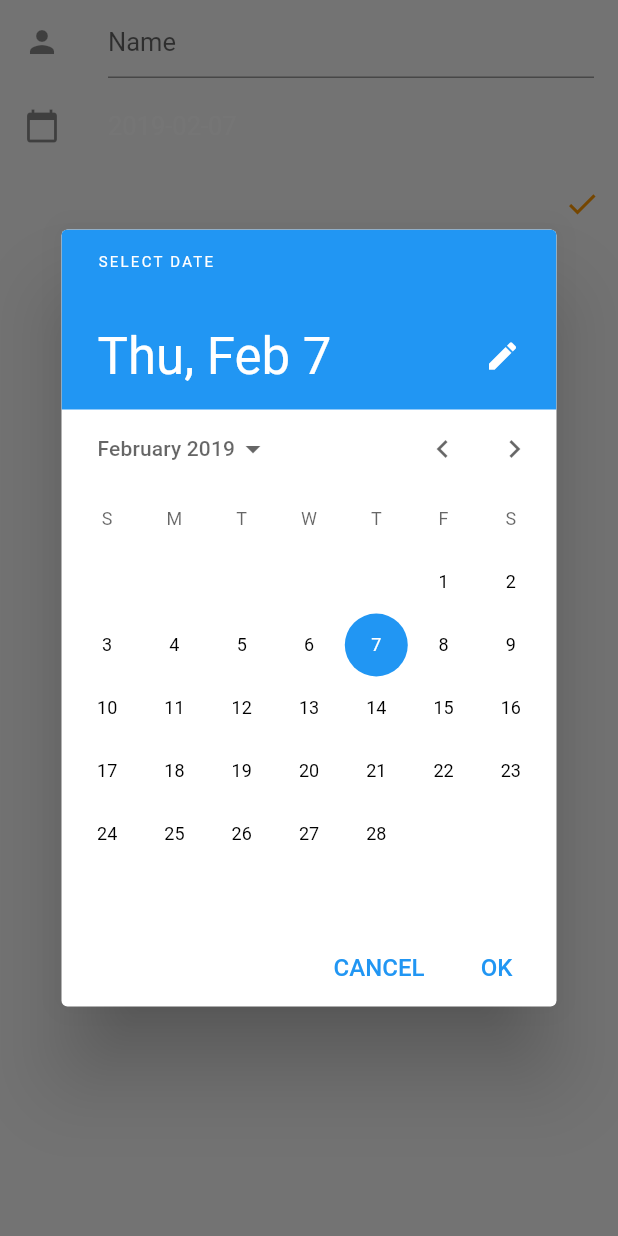
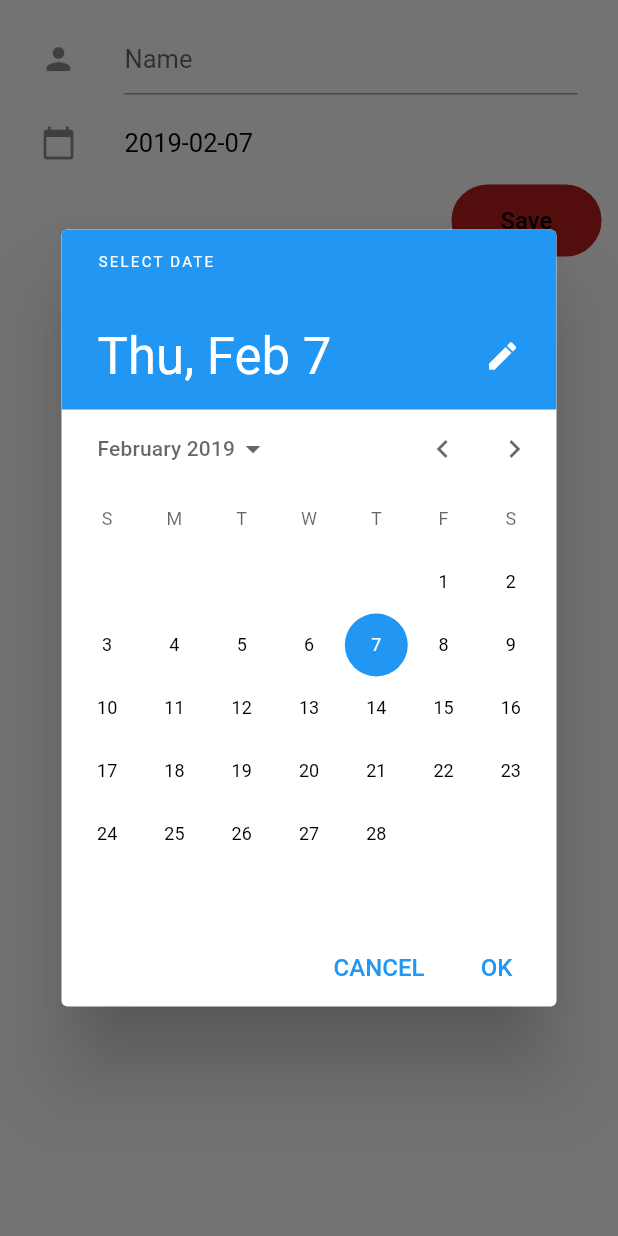
Before and after one commit to Migg81/KClaim, a Flutter app: the TripDialog widget shown alone on an empty page, opened directly, after a tap on an icon or button, on a phone screen of 412 x 824 dp. Run offline on Flutter 3.47's test engine with Material 2 defaults, Android fonts, the phone set to English and light mode, and no system bars; our stand-ins replace cloud_firestore, firebase_storage, image_picker; accounts and stored records are empty; network calls fail; Roboto replaces fonts that are missing (Montserrat).

```diff
--- a/lib/main.dart
+++ b/lib/main.dart
@@ -19,6 +19,7 @@ class MyApp extends StatelessWidget {
         primaryColorLight: Colors.red.shade700,
         brightness: Brightness.light,
         buttonColor: Colors.red.shade900,
+        buttonTheme: ButtonThemeData(textTheme: ButtonTextTheme.primary),
         iconTheme: new IconThemeData(
             color: Colors.deepOrangeAccent[700],
             opacity: 1.0,
@@ -32,6 +33,7 @@ class MyApp extends StatelessWidget {
           title: TextStyle(fontSize: 36.0, fontStyle: FontStyle.normal,color: Colors.white),
           body1: TextStyle(fontSize: 14.0, fontFamily: 'Hind',color: Colors.white),
           subhead: TextStyle(fontSize: 17.0, fontStyle: FontStyle.normal,color: Colors.white),
+
         ),
       ),
       home: TripScreen(), //(title: 'Kmart buisness trip claim.'),
--- a/lib/ui/starttripdialog/starttrip.dart
+++ b/lib/ui/starttripdialog/starttrip.dart
@@ -25,39 +25,19 @@ class AddNewTripDialogState extends State<TripDialog> {
       });
   }
 
-  Widget build(BuildContext context) {
-    return Column(
-      mainAxisSize: MainAxisSize.min,
-      children: <Widget>[
-        new ListTile(
-          leading: const Icon(Icons.person),
-          title: new TextField(
-            controller: txtTripNameController,
-            onChanged: (v) => txtTripNameController.text = v,
-            decoration: new InputDecoration(
-              hintText: "Name",
-            ),
-          ),
-        ),
-        ListTile(
-            leading: const Icon(Icons.calendar_today),
-            title: Text("${DateFormat('yyyy-MM-dd').format(selectedDate)}"),
-            onTap: () {
-              _selectDate(context);
-            }),
-        new Row /*or Column*/ (
-          mainAxisAlignment: MainAxisAlignment.end,
-          children: <Widget>[
-            new IconButton(
-              icon: new Icon(Icons.done),
-              color: Colors.orange,
-              tooltip: 'Choose date',
-              onPressed: (() {
-                Firestore.instance
-                    .runTransaction((Transaction transaction) async {
-                  CollectionReference reference = Firestore.instance
-                      .document('users/User1')
-                      .collection('Trips');
+  Widget _createPillButton(
+    String text) {
+    return new ClipRRect(
+      borderRadius: new BorderRadius.circular(40.0),
+      child: new MaterialButton(
+        minWidth: 100.0,
+       // color: backgroundColor,
+       // textColor: textColor,
+        onPressed: () async {
+          //final file = await _localFile;
+          Firestore.instance.runTransaction((Transaction transaction) async {
+            CollectionReference reference =
+                Firestore.instance.document('users/User1').collection('Trips');
 
             await reference.add({
               "Tripname": txtTripNameController.text,
@@ -69,11 +49,79 @@ class AddNewTripDialogState extends State<TripDialog> {
             context,
             MaterialPageRoute(builder: (context) => TripScreen()),
           );
+        },
+        child: new Text(text),
+      ),
+    );
+  }
+
+  Widget build(BuildContext context) {
+    return Container(
+        height: 200,
+        child: Padding(
+          padding: EdgeInsets.all(11),
+          child: Column(
+            mainAxisSize: MainAxisSize.min,
+            children: <Widget>[
+              new ListTile(
+                leading: const Icon(Icons.person),
+                title: new TextField(
+                  style: TextStyle(color: Colors.black),
+                  controller: txtTripNameController,
+                  onChanged: (v) => txtTripNameController.text = v,
+                  decoration: new InputDecoration(
+                    hintText: "Name",
+                  ),
+                ),
+              ),
+              ListTile(
+                  leading: const Icon(Icons.calendar_today),
+                  title:
+                      Text("${DateFormat('yyyy-MM-dd').format(selectedDate)}",style: TextStyle(color: Colors.black),),
+                  onTap: () {
+                    _selectDate(context);
                   }),
+              new Row /*or Column*/ (
+                mainAxisAlignment: MainAxisAlignment.end,
+                children: <Widget>[
+                  new DecoratedBox(
+                    decoration: new BoxDecoration(
+                        border: new Border.all(color: Colors.red.shade900),
+                        borderRadius: new BorderRadius.circular(30.0),
+                        color: Colors.red.shade900),
+                    child: _createPillButton(
+                      'Save'
+                      //textColor: Colors.white70,
+                    ),
+                  ),
+                  // new IconButton(
+                  //   icon: new Icon(Icons.done),
+                  //   color: Colors.orange,
+                  //   tooltip: 'Choose date',
+                  //   onPressed: (() {
+                  //     Firestore.instance
+                  //         .runTransaction((Transaction transaction) async {
+                  //       CollectionReference reference = Firestore.instance
+                  //           .document('users/User1')
+                  //           .collection('Trips');
+
+                  //       await reference.add({
+                  //         "Tripname": txtTripNameController.text,
+                  //         "TripStartDate": selectedDate,
+                  //       });
+                  //       txtTripNameController.clear();
+                  //     });
+                  //     Navigator.push(
+                  //       context,
+                  //       MaterialPageRoute(builder: (context) => TripScreen()),
+                  //     );
+                  //   }),
+                  // ),
+                ],
               ),
             ],
           ),
-      ],
-    );
+        ));
+    //return ;
   }
 }
```
Also changed, not shown: lib/ui/pillButton/pillbutton.dart (+65 -0 lines), lib/ui/tripdocumnet/tripdocs.dart (+0 -50 lines). Lines whose indentation alone changed are shown as unchanged.
